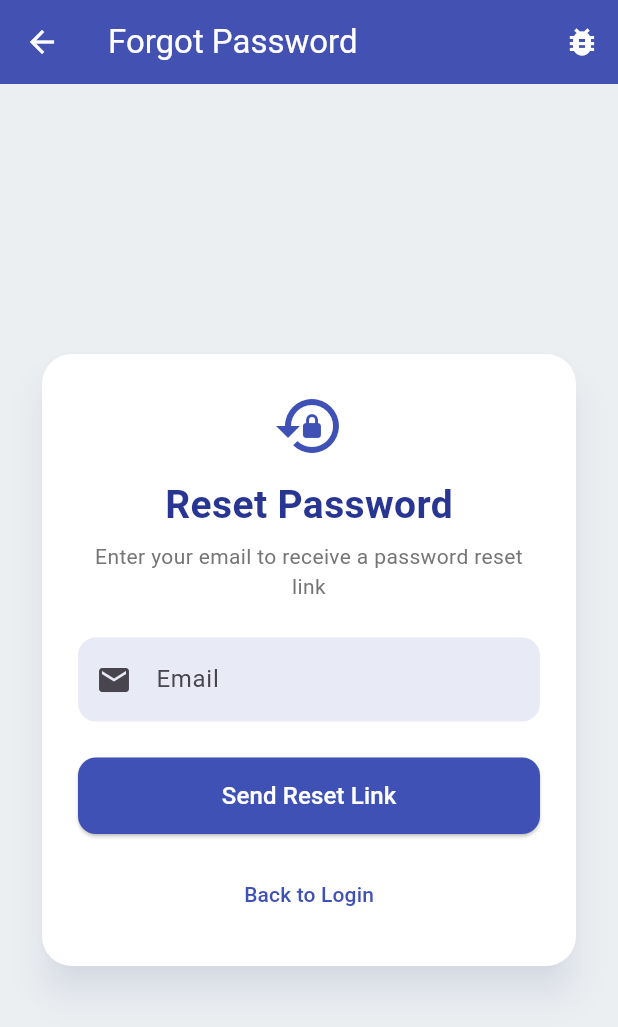
After one commit to NilGunaware/nilesh_gunaware, a Flutter app: the screen it shows after launch, after a tap on "Forgot Password?", on a phone screen of 412 x 824 dp. The commit adds this screen. Shown: the top 1027 px of the screen. Run offline on Flutter 3.47's test engine with Material 3 defaults, Android fonts, the phone set to English and light mode, and no system bars; our stand-ins replace cloud_firestore, firebase_auth, firebase_core, get; accounts and stored records are empty.

Commit message:
add reset pass option

```diff
--- a/lib/routes/app_routes.dart
+++ b/lib/routes/app_routes.dart
@@ -2,11 +2,13 @@ import 'package:get/get.dart';
 import '../views/login_page.dart';
 import '../views/signup_page.dart';
 import '../views/home_page.dart';
+import '../views/forgot_password_page.dart';
 
 class Routes {
   static const LOGIN = '/login';
   static const SIGNUP = '/signup';
   static const HOME = '/home';
+  static const FORGOT_PASSWORD = '/forgot-password';
 }
 
 class AppRoutes {
@@ -14,5 +16,6 @@ class AppRoutes {
     GetPage(name: Routes.LOGIN, page: () => LoginPage()),
     GetPage(name: Routes.SIGNUP, page: () => SignupPage()),
     GetPage(name: Routes.HOME, page: () => HomePage()),
+    GetPage(name: Routes.FORGOT_PASSWORD, page: () => ForgotPasswordPage()),
   ];
 }
--- a/lib/services/auth_service.dart
+++ b/lib/services/auth_service.dart
@@ -2,71 +2,178 @@ import 'package:firebase_auth/firebase_auth.dart';
 import 'package:cloud_firestore/cloud_firestore.dart';
 
 class AuthService {
-  final fbAuth = FirebaseAuth.instance;
-  final firestore = FirebaseFirestore.instance;
+  final FirebaseAuth _auth = FirebaseAuth.instance;
+  final FirebaseFirestore _firestore = FirebaseFirestore.instance;
 
-  User? get currentUser => fbAuth.currentUser;
+  User? get currentUser => _auth.currentUser;
+  bool get isLoggedIn => _auth.currentUser != null;
 
-  bool isLoggedIn() => currentUser != null;
+   Future<bool> testFirebaseConnection() async {
+    try {
+      print('AuthService: Testing Firebase connection...');
 
-  Future<String?> signup(String name,  String Lname ,String email, String password) async {
+       await _firestore.collection('test').limit(1).get();
+
+       await _auth.authStateChanges().first;
+
+      print('AuthService: Firebase connection test successful');
+      return true;
+    } catch (e) {
+      print('AuthService: Firebase connection test failed - $e');
+      return false;
+    }
+  }
+
+  Future<String?> signup(String name, String Lname, String email, String password) async {
     try {
-       final cred = await fbAuth.createUserWithEmailAndPassword(
-        email: email,
-        password: password
+      final cleanEmail = email.trim().toLowerCase();
+      print('AuthService: Signup attempt for email: $cleanEmail');
+
+      final userCredential = await _auth.createUserWithEmailAndPassword(
+        email: cleanEmail,
+        password: password,
       );
 
-       await firestore.collection('users').doc(email).set({
+      // Store user data in Firestore
+      await _firestore.collection('users').doc(cleanEmail).set({
         'name': name,
-         'lname':Lname,
-        'email': email,
-        'password': password,
-        'uid': cred.user!.uid,
+        'lname': Lname,
+        'email': cleanEmail,
+        'uid': userCredential.user!.uid,
         'createdAt': DateTime.now().toIso8601String(),
         'lastLogin': DateTime.now().toIso8601String(),
       });
 
+      print('AuthService: User created successfully: $cleanEmail');
       return null;
     } on FirebaseAuthException catch (e) {
-      return e.message;
+      print('AuthService: Signup error - ${e.code}: ${e.message}');
+      return _getErrorMessage(e.code);
     } catch (e) {
-      return "Signup failed: ${e.toString()}";
+      print('AuthService: General signup error - $e');
+      return 'An error occurred during signup';
     }
   }
 
   Future<String?> login(String email, String password) async {
     try {
-       await fbAuth.signInWithEmailAndPassword(
-        email: email,
-        password: password
+      final cleanEmail = email.trim().toLowerCase();
+      print('AuthService: Login attempt for email: $cleanEmail');
+
+      await _auth.signInWithEmailAndPassword(
+        email: cleanEmail,
+        password: password,
       );
 
-       await firestore.collection('users').doc(email).update({
+      // Update last login time
+      await _firestore.collection('users').doc(cleanEmail).update({
         'lastLogin': DateTime.now().toIso8601String(),
       });
 
+      print('AuthService: Login successful: $cleanEmail');
       return null;
     } on FirebaseAuthException catch (e) {
-      return e.message;
+      print('AuthService: Login error - ${e.code}: ${e.message}');
+      return _getErrorMessage(e.code);
     } catch (e) {
-      return "Login failed: ${e.toString()}";
+      print('AuthService: General login error - $e');
+      return 'An error occurred during login';
     }
   }
 
-  Future<void> logout() async {
-    await fbAuth.signOut();
+  void logout() {
+    print('AuthService: Logging out user: ${currentUser?.email}');
+    _auth.signOut();
   }
 
-   Future<Map<String, dynamic>?> getUserData(String email) async {
+  Future<Map<String, dynamic>?> getUserData(String email) async {
     try {
-      final doc = await firestore.collection('users').doc(email).get();
+      final cleanEmail = email.trim().toLowerCase();
+      print('AuthService: Fetching user data for: $cleanEmail');
+
+      final doc = await _firestore.collection('users').doc(cleanEmail).get();
       if (doc.exists) {
-        return doc.data();
+        final data = doc.data()!;
+        print('AuthService: User data retrieved successfully');
+        return data;
       }
+      print('AuthService: User data not found');
       return null;
     } catch (e) {
-      print('Error getting user data: $e');
+      print('AuthService: Error fetching user data - $e');
       return null;
     }
   }
+
+  // Enhanced password reset method
+  Future<String?> sendPasswordResetEmail(String email) async {
+    try {
+      final cleanEmail = email.trim().toLowerCase();
+      print('AuthService: Attempting to send password reset email to $cleanEmail');
+
+      final emailRegex = RegExp(r'^[a-zA-Z0-9._%+-]+@[a-zA-Z0-9.-]+\.[a-zA-Z]{2,}$');
+      if (!emailRegex.hasMatch(cleanEmail)) {
+        print('AuthService: Invalid email format: $cleanEmail');
+        return 'Invalid email format';
+      }
+
+      final userDoc = await _firestore.collection('users').doc(cleanEmail).get();
+      if (!userDoc.exists) {
+        print('AuthService: User not found in database: $cleanEmail');
+        return 'No account found with this email address';
+      }
+
+      await _auth.sendPasswordResetEmail(email: cleanEmail);
+
+      print('AuthService: Password reset email sent successfully to: $cleanEmail');
+      return null;
+
+    } on FirebaseAuthException catch (e) {
+      print('AuthService: Password reset error - ${e.code}: ${e.message}');
+      return _getPasswordResetErrorMessage(e.code);
+    } catch (e) {
+      print('AuthService: General password reset error - $e');
+      return 'An error occurred while sending the password reset email';
+    }
+  }
+
+  String _getErrorMessage(String code) {
+    switch (code) {
+      case 'weak-password':
+        return 'The password provided is too weak.';
+      case 'email-already-in-use':
+        return 'An account already exists for that email.';
+      case 'user-not-found':
+        return 'No user found for that email.';
+      case 'wrong-password':
+        return 'Wrong password provided.';
+      case 'invalid-email':
+        return 'Invalid email address.';
+      case 'user-disabled':
+        return 'This account has been disabled.';
+      case 'too-many-requests':
+        return 'Too many attempts. Please try again later.';
+      case 'operation-not-allowed':
+        return 'Email/password accounts are not enabled.';
+      default:
+        return 'An error occurred. Please try again.';
+    }
+  }
+
+  String _getPasswordResetErrorMessage(String code) {
+    switch (code) {
+      case 'user-not-found':
+        return 'No account found with this email address.';
+      case 'invalid-email':
+        return 'Invalid email address.';
+      case 'user-disabled':
+        return 'This account has been disabled.';
+      case 'too-many-requests':
+        return 'Too many password reset attempts. Please try again later.';
+      case 'network-request-failed':
+        return 'Network error. Please check your internet connection.';
+      default:
+        return 'An error occurred while sending the password reset email.';
+    }
+  }
 }
--- /dev/null
+++ b/lib/views/forgot_password_page.dart
@@ -0,0 +1,176 @@
+import 'package:flutter/material.dart';
+import 'package:get/get.dart';
+import '../viewmodels/auth_view_model.dart';
+
+class ForgotPasswordPage extends StatelessWidget {
+  final _emailController = TextEditingController();
+  final _formKey = GlobalKey<FormState>();
+  final AuthViewModel _authViewModel = Get.find();
+
+  @override
+  Widget build(BuildContext context) {
+    return Scaffold(
+      backgroundColor: Colors.blueGrey[50],
+      appBar: AppBar(
+        title: const Text('Forgot Password'),
+        backgroundColor: Colors.indigo,
+        foregroundColor: Colors.white,
+        elevation: 4,
+        actions: [
+           IconButton(
+            icon: const Icon(Icons.bug_report),
+            onPressed: () => _testFirebaseConnection(),
+            tooltip: 'Test Firebase Connection',
+          ),
+        ],
+      ),
+      body: Center(
+        child: SingleChildScrollView(
+          child: Padding(
+            padding: const EdgeInsets.symmetric(horizontal: 24.0),
+            child: Card(
+              elevation: 10,
+              shadowColor: Colors.indigo.withOpacity(0.2),
+              shape: RoundedRectangleBorder(
+                borderRadius: BorderRadius.circular(20),
+              ),
+              color: Colors.white,
+              child: Padding(
+                padding: const EdgeInsets.all(24.0),
+                child: Form(
+                  key: _formKey,
+                  child: Column(
+                    mainAxisSize: MainAxisSize.min,
+                    children: [
+                      const Icon(Icons.lock_reset, size: 48, color: Colors.indigo),
+                      const SizedBox(height: 10),
+                      Text(
+                        "Reset Password",
+                        style: TextStyle(
+                          fontSize: 26,
+                          fontWeight: FontWeight.bold,
+                          color: Colors.indigo[800],
+                        ),
+                      ),
+                      const SizedBox(height: 6),
+                      Text(
+                        "Enter your email to receive a password reset link",
+                        style: TextStyle(fontSize: 14, color: Colors.grey[600]),
+                        textAlign: TextAlign.center,
+                      ),
+                      const SizedBox(height: 24),
+
+                       TextFormField(
+                        controller: _emailController,
+                        keyboardType: TextInputType.emailAddress,
+                        autocorrect: false,
+                        enableSuggestions: false,
+                        decoration: _inputDecoration("Email", Icons.email),
+                        validator: (value) {
+                          if (value == null || value.isEmpty) {
+                            return "Please enter your email";
+                          }
+
+                           final cleanEmail = value.trim().toLowerCase();
+
+                           final emailRegex = RegExp(r'^[a-zA-Z0-9._%+-]+@[a-zA-Z0-9.-]+\.[a-zA-Z]{2,}$');
+                          if (!emailRegex.hasMatch(cleanEmail)) {
+                            return "Please enter a valid email address";
+                          }
+
+                          return null;
+                        },
+                      ),
+                      const SizedBox(height: 24),
+
+                       Obx(() => SizedBox(
+                        width: double.infinity,
+                        child: ElevatedButton(
+                          style: ElevatedButton.styleFrom(
+                            backgroundColor: Colors.indigo,
+                            foregroundColor: Colors.white,
+                            padding: const EdgeInsets.symmetric(vertical: 14),
+                            shape: RoundedRectangleBorder(
+                              borderRadius: BorderRadius.circular(12),
+                            ),
+                          ),
+                          onPressed: _authViewModel.isLoading.value
+                              ? null
+                              : () {
+                                  if (_formKey.currentState!.validate()) {
+                                     final cleanEmail = _emailController.text.trim().toLowerCase();
+                                    print('Sending password reset to clean email: $cleanEmail');
+                                    _authViewModel.forgotPassword(cleanEmail);
+                                  }
+                                },
+                          child: _authViewModel.isLoading.value
+                              ? const SizedBox(
+                                  height: 20,
+                                  width: 20,
+                                  child: CircularProgressIndicator(
+                                    strokeWidth: 2,
+                                    valueColor: AlwaysStoppedAnimation<Color>(Colors.white),
+                                  ),
+                                )
+                              : const Text("Send Reset Link", style: TextStyle(fontSize: 16)),
+                        ),
+                      )),
+
+                      const SizedBox(height: 16),
+
+                       TextButton(
+                        onPressed: () => Get.back(),
+                        child: const Text(
+                          "Back to Login",
+                          style: TextStyle(color: Colors.indigo),
+                        ),
+                      ),
+                    ],
+                  ),
+                ),
+              ),
+            ),
+          ),
+        ),
+      ),
+    );
+  }
+
+  InputDecoration _inputDecoration(String label, IconData icon) {
+    return InputDecoration(
+      labelText: label,
+      prefixIcon: Icon(icon),
+      filled: true,
+      fillColor: Colors.indigo[50],
+      border: OutlineInputBorder(
+        borderRadius: BorderRadius.circular(12),
+        borderSide: BorderSide.none,
+      ),
+    );
+  }
+
+   void _testFirebaseConnection() async {
+    try {
+      Get.snackbar(
+        "Testing Connection",
+        "Checking Firebase connectivity...",
+        snackPosition: SnackPosition.TOP,
+        backgroundColor: Colors.blue[100],
+        colorText: Colors.black87,
+        duration: const Duration(seconds: 2),
+      );
+
+       await _authViewModel.forgotPassword("test@gmail.com");
+
+    } catch (e) {
+      Get.snackbar(
+        "Debug Info",
+        "Error: $e",
+        snackPosition: SnackPosition.TOP,
+        backgroundColor: Colors.red[100],
+        colorText: Colors.black87,
+        duration: const Duration(seconds: 5),
+      );
+    }
+  }
+}
--- a/lib/views/login_page.dart
+++ b/lib/views/login_page.dart
@@ -52,6 +52,8 @@ class LoginPage extends StatelessWidget {
                         ),
                       ),
                       const SizedBox(height: 24),
+
+                      // mail
                       TextFormField(
                         controller: _emailController,
                         decoration: InputDecoration(
@@ -95,14 +97,31 @@ class LoginPage extends StatelessWidget {
                           return null;
                         },
                       ),
-                      const SizedBox(height: 24),
-                      SizedBox(
+
+                       Align(
+                        alignment: Alignment.centerRight,
+                        child: TextButton(
+                          onPressed: () => Get.toNamed('/forgot-password'),
+                          child: const Text(
+                            "Forgot Password?",
+                            style: TextStyle(
+                              color: Colors.indigo,
+                              fontWeight: FontWeight.w500,
+                            ),
+                          ),
+                        ),
+                      ),
+
+                      const SizedBox(height: 8),
+
+                       SizedBox(
                         width: double.infinity,
                         child: ElevatedButton(
                           style: ElevatedButton.styleFrom(
                             backgroundColor: Colors.indigo,
                             foregroundColor: Colors.white,
-                            padding: const EdgeInsets.symmetric(vertical: 14),
+                            padding:
+                            const EdgeInsets.symmetric(vertical: 14),
                             shape: RoundedRectangleBorder(
                               borderRadius: BorderRadius.circular(12),
                             ),
@@ -115,7 +134,8 @@ class LoginPage extends StatelessWidget {
                               );
                             }
                           },
-                          child: const Text("Login", style: TextStyle(fontSize: 16)),
+                          child: const Text("Login",
+                              style: TextStyle(fontSize: 16)),
                         ),
                       ),
                       const SizedBox(height: 12),
```
Also changed, not shown: lib/viewmodels/auth_view_model.dart (+87 -2 lines), lib/views/home_page.dart (+3 -4 lines).
